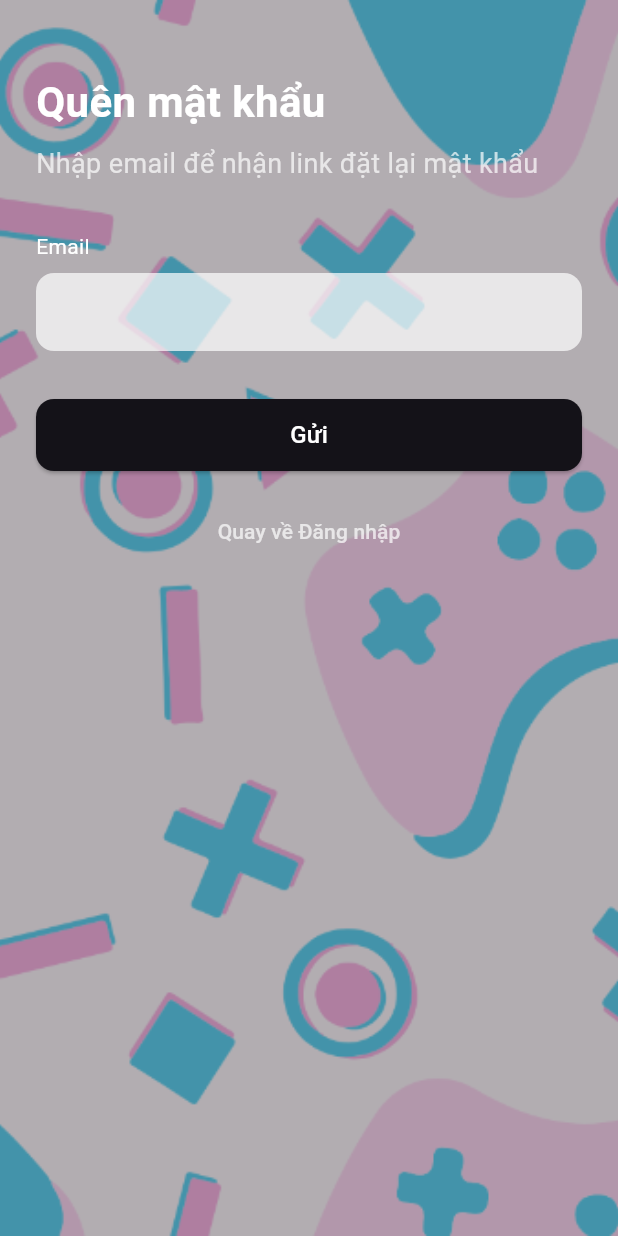
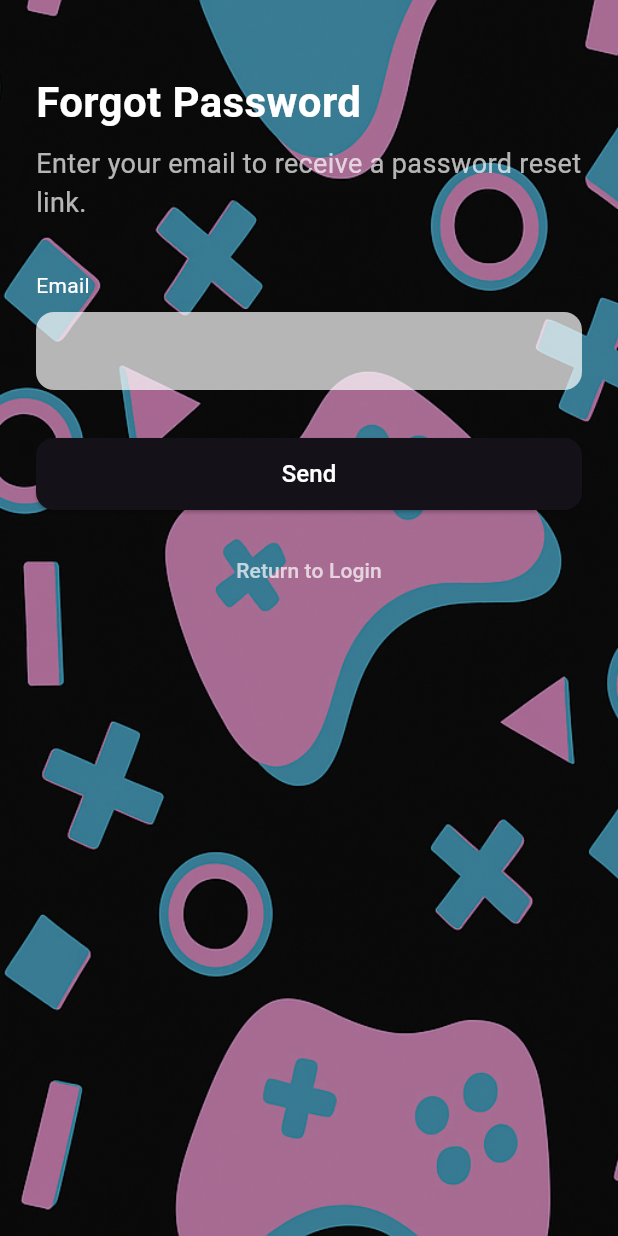
Before and after one commit to hieuphampm/Game-Selling-App, a Flutter app: the ForgotPasswordScreen screen opened directly, on a phone screen of 412 x 824 dp. Run offline on Flutter 3.47's test engine with Material 3 defaults, Android fonts, the phone set to English and light mode, and no system bars; our stand-ins replace firebase_auth, firebase_core, google_sign_in; accounts and stored records are empty.

Commit message:
update fp

```diff
--- a/flutter_app/lib/auth/forgot_password.dart
+++ b/flutter_app/lib/auth/forgot_password.dart
@@ -50,17 +50,12 @@ class _ForgotPasswordScreenState extends State<ForgotPasswordScreen> {
       body: Stack(
         fit: StackFit.expand,
         children: [
-          // 1. Background image
-          Image.asset('assets/images/white_bg.jpg', fit: BoxFit.cover),
-          // 2. Overlay mờ
+          Image.asset('assets/images/dark_bg.png', fit: BoxFit.cover),
           Container(color: Colors.black.withOpacity(0.3)),
-
-          // 3. Nội dung
           SafeArea(
             child: Padding(
               padding: const EdgeInsets.symmetric(horizontal: 24),
               child: _sent
-                  // Trạng thái "Đã gửi"
                   ? Center(
                       child: Column(
                         mainAxisSize: MainAxisSize.min,
@@ -72,7 +67,7 @@ class _ForgotPasswordScreenState extends State<ForgotPasswordScreen> {
                           ),
                           const SizedBox(height: 16),
                           Text(
-                            'Chúng tôi đã gửi email hướng dẫn đặt lại mật khẩu đến\n$_email.',
+                            'We’ve sent a password reset email to\n$_email.',
                             textAlign: TextAlign.center,
                             style: const TextStyle(
                               fontSize: 16,
@@ -94,7 +89,7 @@ class _ForgotPasswordScreenState extends State<ForgotPasswordScreen> {
                                 ),
                               ),
                               child: const Text(
-                                'Quay về Đăng nhập',
+                                'Return to Login',
                                 style: TextStyle(
                                   fontSize: 16,
                                   color: Colors.white,
@@ -105,14 +100,13 @@ class _ForgotPasswordScreenState extends State<ForgotPasswordScreen> {
                         ],
                       ),
                     )
-                  // Trạng thái "Chưa gửi"
                   : SingleChildScrollView(
                       child: Column(
                         crossAxisAlignment: CrossAxisAlignment.start,
                         children: [
                           const SizedBox(height: 48),
                           const Text(
-                            'Quên mật khẩu',
+                            'Forgot Password',
                             style: TextStyle(
                               fontSize: 28,
                               fontWeight: FontWeight.bold,
@@ -121,7 +115,7 @@ class _ForgotPasswordScreenState extends State<ForgotPasswordScreen> {
                           ),
                           const SizedBox(height: 8),
                           const Text(
-                            'Nhập email để nhận link đặt lại mật khẩu',
+                            'Enter your email to receive a password reset link.',
                             style: TextStyle(
                               fontSize: 18,
                               color: Colors.white70,
@@ -145,7 +139,7 @@ class _ForgotPasswordScreenState extends State<ForgotPasswordScreen> {
                                   validator: (val) =>
                                       val != null && val.contains('@')
                                       ? null
-                                      : 'Email không hợp lệ',
+                                      : 'Invalid Email',
                                   onSaved: (val) => _email = val!.trim(),
                                 ),
 
@@ -174,7 +168,7 @@ class _ForgotPasswordScreenState extends State<ForgotPasswordScreen> {
                                             ),
                                           ),
                                           child: const Text(
-                                            'Gửi',
+                                            'Send',
                                             style: TextStyle(
                                               fontSize: 16,
                                               color: Colors.white,
@@ -192,7 +186,7 @@ class _ForgotPasswordScreenState extends State<ForgotPasswordScreen> {
                                           LoginScreen.routeName,
                                         ),
                                     child: const Text(
-                                      'Quay về Đăng nhập',
+                                      'Return to Login',
                                       style: TextStyle(color: Colors.white70),
                                     ),
                                   ),
--- a/flutter_app/lib/screens/settings_screen.dart
+++ b/flutter_app/lib/screens/settings_screen.dart
@@ -4,7 +4,7 @@ import './settings/edit_profile_screen.dart';
 import './settings/payment_history_screen.dart';
 
 class SettingsScreen extends StatefulWidget {
-  static const routeName = '/forgot-password';
+  static const routeName = '/settings';
 
   const SettingsScreen({super.key});
   @override
```
